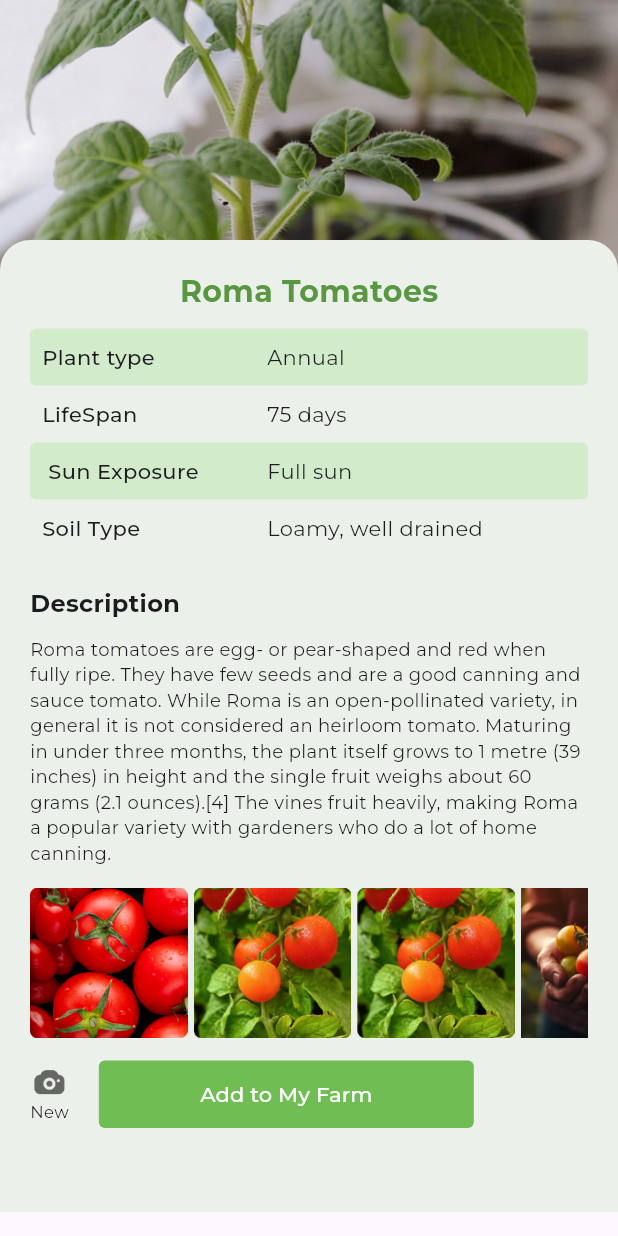
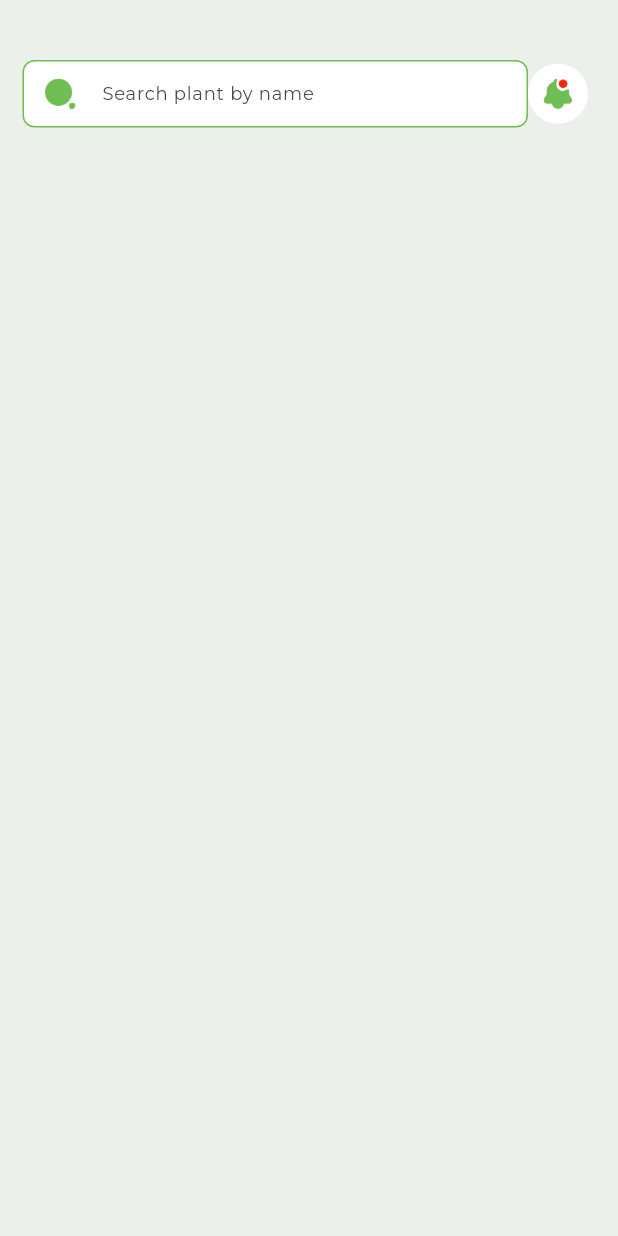
Before and after one commit to titicodes/agropro, a Flutter app: the screen it shows after launch, on a phone screen of 412 x 824 dp. Run offline on Flutter 3.47's test engine with Material 3 defaults, Android fonts, the phone set to English and light mode, and no system bars; our stand-ins replace dio, firebase_core, flutter_screenutil, flutter_spinkit, gap, get_it and 6 more; missing offline and left inert: flutter_shimmer, rolling_bottom_bar; accounts and stored records are empty.

Commit message:
see_more

```diff
--- a/lib/main.dart
+++ b/lib/main.dart
@@ -1,20 +1,13 @@
 
-import 'package:agropro/pages/base/search/camera.dart';
-import 'package:agropro/pages/base/search/plant_identification';
-import 'package:agropro/pages/base/search/plant_identified2.dart';
-import 'package:agropro/pages/base/search/search.dart';
-import 'package:agropro/pages/base/search/search_results.dart';
+import 'package:agropro/pages/base/search/diagnose/see_more.dart';
 
 
 import 'package:agropro/utils/app_text.dart';
 import 'package:firebase_core/firebase_core.dart';
 import 'package:flutter/material.dart';
-import 'package:flutter_screenutil/flutter_screenutil.dart';
 import 'package:get_storage/get_storage.dart';
-import 'package:oktoast/oktoast.dart';
 
 
-import 'data/services/navigation_service.dart';
 import 'firebase_options.dart';
 import 'locator.dart';
 
@@ -50,7 +43,7 @@ class MyApp extends StatelessWidget {
       title: AppStrings.appName,
       theme: ThemeData(primarySwatch: Colors.blue),
 
-      home:  PlantIdentified2(),
+      home:  SeeMore(),
     );
   }
 }
--- /dev/null
+++ b/lib/pages/base/search/diagnose/see_more.dart
@@ -0,0 +1,86 @@
+import 'dart:io';
+
+import 'package:agropro/pages/base/search/plant_identification';
+import 'package:agropro/pages/base/search/search_vm.dart';
+import 'package:agropro/utils/app_buttons.dart';
+import 'package:agropro/utils/app_color.dart';
+import 'package:agropro/utils/app_images.dart';
+import 'package:agropro/utils/constants.dart';
+import 'package:agropro/utils/input.dart';
+import 'package:flutter/material.dart';
+import 'package:gap/gap.dart';
+import 'package:image_picker/image_picker.dart';
+import 'package:permission_handler/permission_handler.dart';
+import 'package:provider/provider.dart';
+// Import your SearchViewModel class
+
+class SeeMore extends StatelessWidget {
+  SeeMore({Key? key}) : super(key: key);
+  File? image;
+
+  late final TextEditingController searchController = TextEditingController();
+  bool showResults = false;
+
+
+
+
+  @override
+  Widget build(BuildContext context) {
+    return ChangeNotifierProvider(
+      create: (context) => SearchViewModel(), // Provide the view model
+      child: Scaffold(
+        backgroundColor: AppColor.background,
+        body: SingleChildScrollView(
+          child: Form(
+            child: Padding(
+              padding: const EdgeInsets.only(
+                left: 15,
+                top: 40,
+                right: 20
+              ),
+              child: Column(
+                crossAxisAlignment: CrossAxisAlignment.start,
+                children: [
+                  Row(
+                    children: [
+                      Expanded(
+                        child: AppInputField(
+                          prefixIcon: Column(
+                            mainAxisAlignment: MainAxisAlignment.center,
+                            children: [
+                              Image.asset(
+                                AppImages.inputprefix,
+                                height: 24,
+                              ),
+                            ],
+                          ),
+                          controller: searchController,
+                          hintText: 'Search plant by name',
+                        ),
+                      ),
+                       InkWell(
+                                  onTap: () {},
+                                  child: CircleAvatar(
+                                    backgroundColor: AppColor.white,
+                                    radius: 20,
+                                    child: Image.asset(
+                                      AppImages.notifications,
+                                      height: 24,
+                                    ),
+                                  ),
+                                ),
+
+                    ],
+                  ),
+
+                  Gap(100),
+
+                ],
+              ),
+            ),
+          ),
+        ),
+      ),
+    );
+  }
+}
--- a/lib/pages/base/search/plant_identified2.dart
+++ b/lib/pages/base/search/plant_identified2.dart
@@ -1,14 +1,12 @@
 import 'dart:io';
 
 import 'package:agropro/pages/base/search/search_vm.dart';
-import 'package:permission_handler/permission_handler.dart';
 import 'package:agropro/utils/app_buttons.dart';
 import 'package:agropro/utils/app_color.dart';
 import 'package:agropro/utils/app_images.dart';
 import 'package:agropro/utils/constants.dart';
 import 'package:flutter/material.dart';
 import 'package:gap/gap.dart';
-import 'package:image_picker/image_picker.dart';
 import 'package:provider/provider.dart';
 // Import your SearchViewModel class
 
@@ -45,8 +43,10 @@ class PlantIdentified2 extends StatelessWidget {
           child: Form(
             child: Stack(
               children: [
-                Image.asset(
-                  AppImages.plantrect,
+                Container(
+                  child: Image.asset(
+                    AppImages.plantrect, height: 226,fit: BoxFit.cover,
+                  ),
                 ),
                 Column(
                   children: [
--- a/lib/pages/base/search/search.dart
+++ b/lib/pages/base/search/search.dart
@@ -1,6 +1,5 @@
 import 'dart:io';
 
-import 'package:agropro/pages/base/search/plant_identification';
 import 'package:agropro/pages/base/search/search_vm.dart';
 import 'package:agropro/utils/app_buttons.dart';
 import 'package:agropro/utils/app_color.dart';
--- a/lib/utils/app_images.dart
+++ b/lib/utils/app_images.dart
@@ -16,4 +16,18 @@ class AppImages {
   static const tomat3 = 'assets/images/tomat3.png';
   static const tomat4 = 'assets/images/tomat4.png';
   static const camera = 'assets/images/camera.png';
+  static const blight = 'assets/images/blight.png';
+  static const canker = 'assets/images/canker.png';
+  static const powderyMildew = 'assets/images/powderyMildew.png';
+  static const downyMildew = 'assets/images/downymildew.png';
+  static const abiotic = 'assets/images/blackSpot.png';
+  static const alternaria = 'assets/images/fungi.png';
+  static const fungi = 'assets/images/fungi.png';
+  static const blackSpot = 'assets/images/blackSpot.png';
+  static const photodis1 = 'assets/images/photodisease1.png';
+  static const photodis2 = 'assets/images/photodisease2.png';
+  static const photodis3 = 'assets/images/photodisease3.png';
+  static const photodis4 = 'assets/images/photodisease3.png';
+  static const insectcontrol = 'assets/images/insectcontrol.png';
+  static const fungicides = 'assets/images/fungicides.png';
 }
```
Also changed, not shown: assets/images/blackSpot.png (added), assets/images/blight.png (added), assets/images/canker.png (added), assets/images/downymildew.png (added), assets/images/fungi.png (added), assets/images/fungicides.png (added), assets/images/insectcontrol.png (added), assets/images/photodisease1.png (added), assets/images/photodisease2.png (added), assets/images/photodisease3.png (added), lib/pages/base/search/camera.dart (line endings or trailing spaces), 1 other file.
